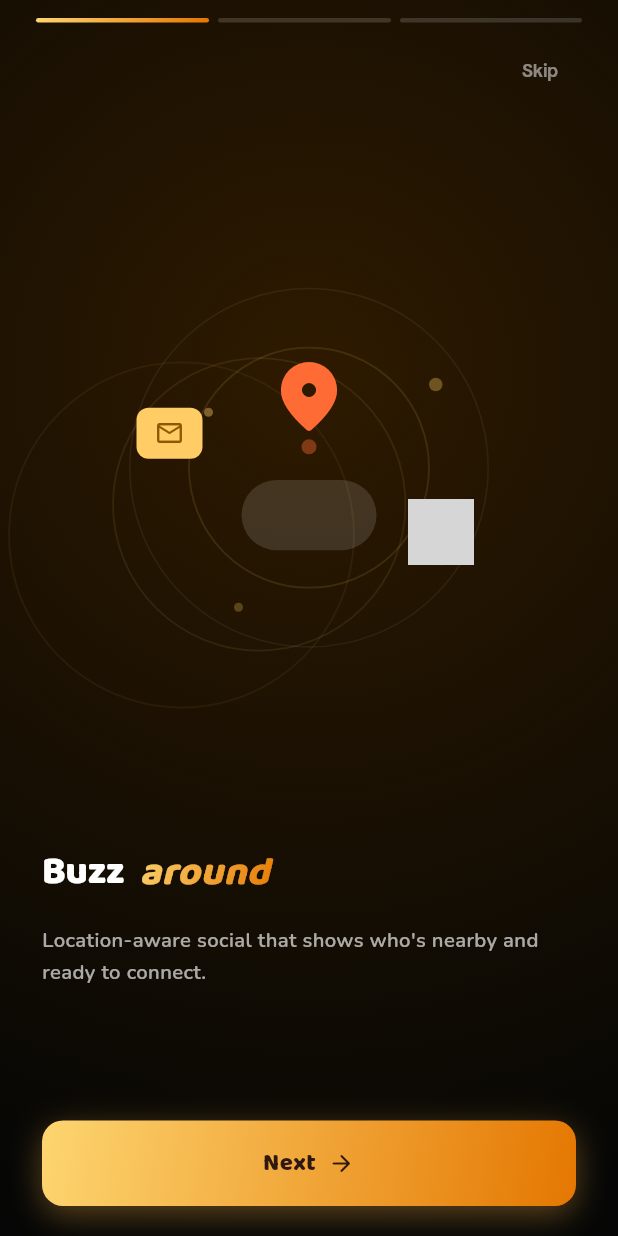
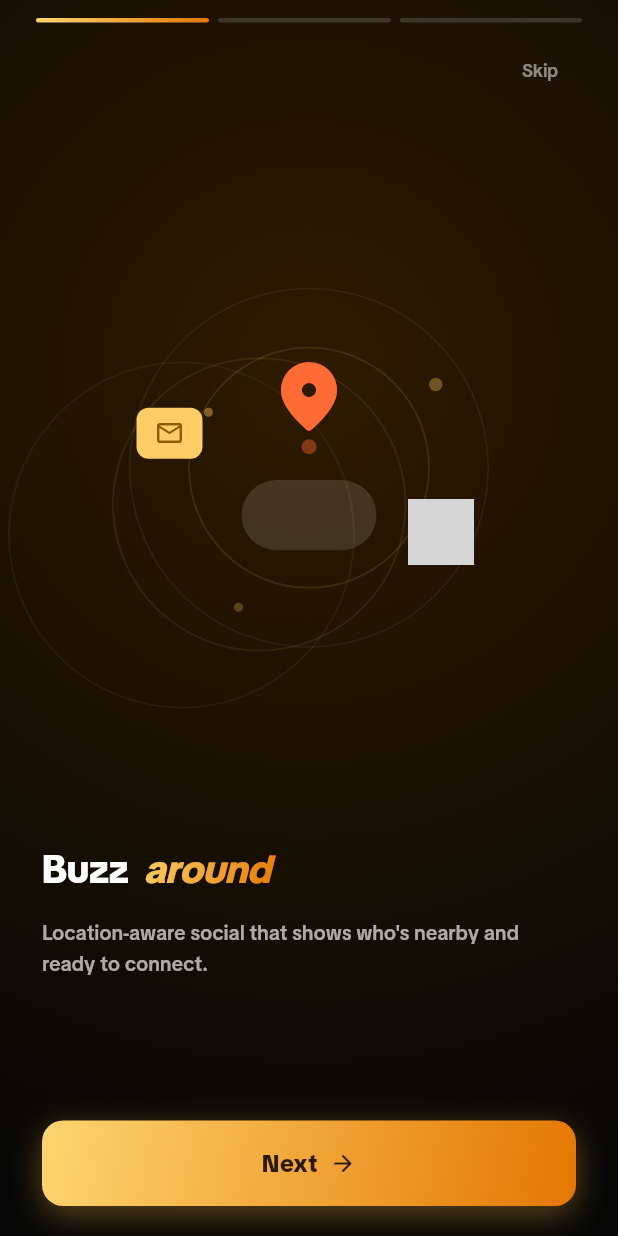
Before and after one commit to GuGuYou/GoogleConnectTheWorld, a Flutter app: the screen it shows after launch, on a phone screen of 412 x 824 dp. Run offline on Flutter 3.47's test engine with Material 3 defaults, Android fonts, the phone set to English and light mode, and no system bars; drawn by our look-alikes of flutter_animate; our stand-ins replace flutter_riverpod, geolocator, go_router, google_maps_flutter, image_picker, shared_preferences; missing offline and left inert: dart:js_interop; accounts and stored records are empty; network calls fail; grey boxes are pictures that could not be loaded.

Commit message:
Unify onboarding typography onto TikTok Sans
Replace onboarding_page''s remaining google_fonts (Baloo2/Nunito) with
AppTextStyles.tt so the whole app uses one brand font. Same sizes,
weights, colors; italic emphasis word keeps its slant via copyWith.
google_fonts is now unused in lib (dependency left in place).

Co-Authored-By: Claude Fable 5 <noreply@anthropic.com>

```diff
--- a/lib/features/onboarding/onboarding_page.dart
+++ b/lib/features/onboarding/onboarding_page.dart
@@ -3,7 +3,6 @@ import 'package:flutter/material.dart';
 import 'package:flutter_animate/flutter_animate.dart';
 import 'package:flutter_riverpod/flutter_riverpod.dart';
 import 'package:go_router/go_router.dart';
-import 'package:google_fonts/google_fonts.dart';
 
 import '../../core/l10n/app_text.dart';
 import '../../core/theme/app_colors.dart';
@@ -136,9 +135,9 @@ class _OnboardingPageState extends ConsumerState<OnboardingPage> {
                       Text(
                         pages[_index].desc,
                         textAlign: TextAlign.left,
-                        style: GoogleFonts.nunito(
-                          fontSize: 13.5,
-                          fontWeight: FontWeight.w600,
+                        style: AppTextStyles.tt(
+                          size: 13.5,
+                          weight: FontWeight.w600,
                           color: creamWhite.withValues(alpha: 0.65),
                           height: 1.55,
                         ),
@@ -181,9 +180,9 @@ class _OnboardingPageState extends ConsumerState<OnboardingPage> {
     if (parts.length == 1) {
       return Text(
         data.title,
-        style: GoogleFonts.baloo2(
-          fontSize: 26,
-          fontWeight: FontWeight.w800,
+        style: AppTextStyles.tt(
+          size: 26,
+          weight: FontWeight.w800,
           color: creamWhite,
           letterSpacing: -0.3,
         ),
@@ -192,9 +191,9 @@ class _OnboardingPageState extends ConsumerState<OnboardingPage> {
     return RichText(
       textAlign: TextAlign.left,
       text: TextSpan(
-        style: GoogleFonts.baloo2(
-          fontSize: 26,
-          fontWeight: FontWeight.w800,
+        style: AppTextStyles.tt(
+          size: 26,
+          weight: FontWeight.w800,
           color: creamWhite,
           letterSpacing: -0.3,
         ),
@@ -208,12 +207,12 @@ class _OnboardingPageState extends ConsumerState<OnboardingPage> {
                     onboardingGradient.createShader(bounds),
                 child: Text(
                   ' ${parts[1]} ',
-                  style: GoogleFonts.baloo2(
-                    fontSize: 26,
-                    fontWeight: FontWeight.w800,
-                    fontStyle: FontStyle.italic,
+                  style: AppTextStyles.tt(
+                    size: 26,
+                    weight: FontWeight.w800,
                     color: Colors.white,
-                  ),
+                    letterSpacing: -0.3,
+                  ).copyWith(fontStyle: FontStyle.italic),
                 ),
               ),
             ),
@@ -304,9 +303,9 @@ class _CtaButtonState extends State<_CtaButton> {
             children: [
               Text(
                 widget.label,
-                style: GoogleFonts.baloo2(
-                  fontSize: 16,
-                  fontWeight: FontWeight.w800,
+                style: AppTextStyles.tt(
+                  size: 16,
+                  weight: FontWeight.w800,
                   color: const Color(0xFF2E1810),
                   letterSpacing: 0.3,
                 ),
```
